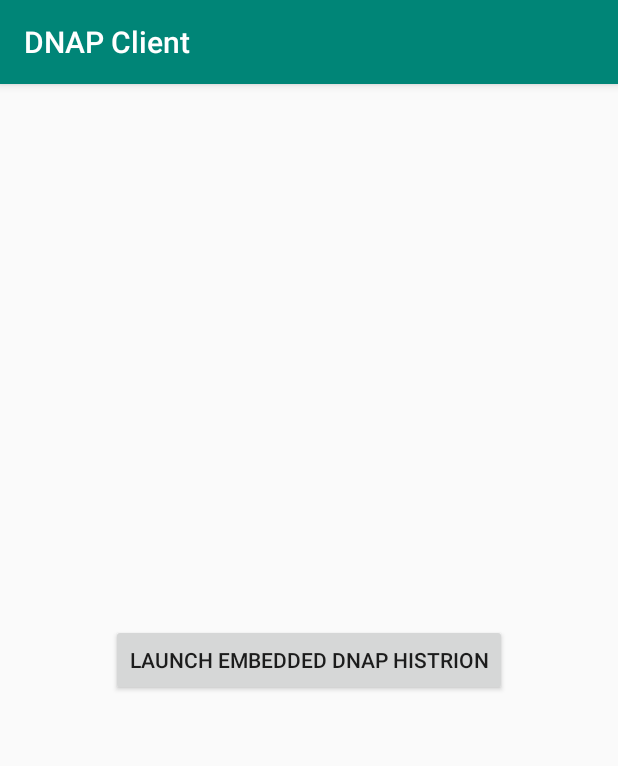
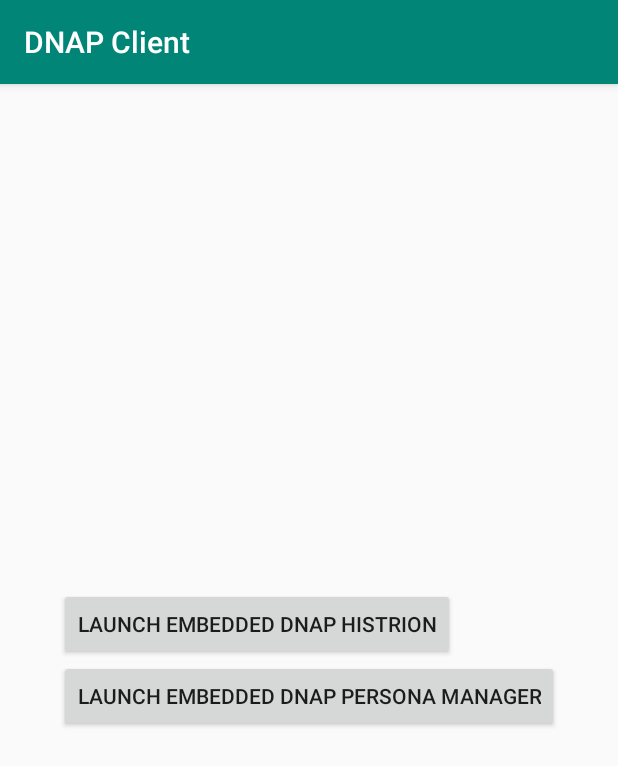
Before and after one commit to NuChwezi/DNAP-Histrion-Library, an Android app: the screen it shows after launch (MainActivity), on a phone screen of 412 x 824 dp. Shown: the top 766 px of the screen. Run offline under Robolectric (Android 15) with nearby library versions, the phone set to English and light mode, and no system bars.

Commit message:
Add a means to directly launch into the persona manager interface

```diff
--- a/app/src/main/res/layout/activity_main.xml
+++ b/app/src/main/res/layout/activity_main.xml
@@ -6,14 +6,38 @@
     android:layout_height="match_parent"
     tools:context=".MainActivity">
 
-    <Button
+
+
+
+    <LinearLayout
         android:layout_width="wrap_content"
         android:layout_height="wrap_content"
-        android:text="Launch Embedded DNAP Histrion"
+        android:orientation="vertical"
         app:layout_constraintBottom_toBottomOf="parent"
         app:layout_constraintLeft_toLeftOf="parent"
         app:layout_constraintRight_toRightOf="parent"
         app:layout_constraintTop_toTopOf="parent"
-        android:onClick="launchDNAPPersona"/>
+        >
+        <Button
+            android:layout_width="wrap_content"
+            android:layout_height="wrap_content"
+            android:text="Launch Embedded DNAP Histrion"
+            app:layout_constraintBottom_toBottomOf="parent"
+            app:layout_constraintLeft_toLeftOf="parent"
+            app:layout_constraintRight_toRightOf="parent"
+            app:layout_constraintTop_toTopOf="parent"
+            android:onClick="launchDNAPPersona"/>
+
+        <Button
+            android:layout_width="wrap_content"
+            android:layout_height="wrap_content"
+            android:text="Launch Embedded DNAP Persona Manager"
+            app:layout_constraintBottom_toBottomOf="parent"
+            app:layout_constraintLeft_toLeftOf="parent"
+            app:layout_constraintRight_toRightOf="parent"
+            app:layout_constraintTop_toTopOf="parent"
+            android:onClick="launchDNAPPersonaManager"/>
+
+    </LinearLayout>
 
 </androidx.constraintlayout.widget.ConstraintLayout>
--- a/dnaphistrion/src/main/java/com/nuchwezi/dnaphistrion/HistrionMainActivity.java
+++ b/dnaphistrion/src/main/java/com/nuchwezi/dnaphistrion/HistrionMainActivity.java
@@ -3031,7 +3031,7 @@ public class HistrionMainActivity extends AppCompatActivity {
 
         Intent _intent = new Intent(HistrionMainActivity.this, ManagePersonaActivity.class);
         if(autoInstallChannel != null){
-            _intent.putExtra("CHANNEL:NAME", autoInstallChannel);
+            _intent.putExtra(PERSONA_REFERENCES.AUTO_INSTALL_CHANNEL, autoInstallChannel);
         }
         startActivity(_intent);
     }
--- a/dnaphistrion/src/main/java/com/nuchwezi/dnaphistrion/ManagePersonaActivity.java
+++ b/dnaphistrion/src/main/java/com/nuchwezi/dnaphistrion/ManagePersonaActivity.java
@@ -48,9 +48,11 @@ public class ManagePersonaActivity extends AppCompatActivity {
         adapter.open();
 
         Intent intent = getIntent();
+
         if(intent.hasExtra(HistrionMainActivity.PERSONA_REFERENCES.AUTO_INSTALL_CHANNEL)){
             try {
                 autoInstallChannel = intent.getStringExtra(HistrionMainActivity.PERSONA_REFERENCES.AUTO_INSTALL_CHANNEL);
+                Utility.setSetting(Utility.PREFERENCES.PREF_KEY_SETTINGS_AUTO_INSTALL_CHANNEL, autoInstallChannel, this);
             }catch (Exception e){
                 Utility.showAlert("Invalid Channel", "The Channel you tried to subscribe to seems be invalid! Contact app developers to rectify this.", this);
             }
```
Also changed, not shown: app/src/main/java/com/nuchwezi/dnapclient/MainActivity.java (+23 -2 lines).
